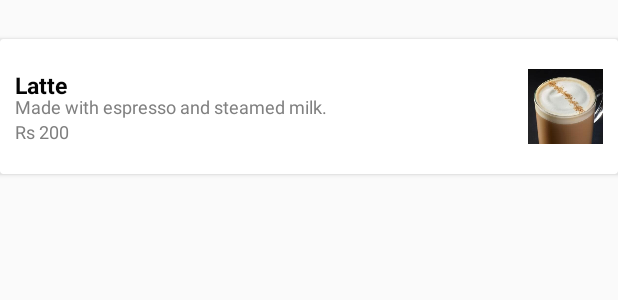
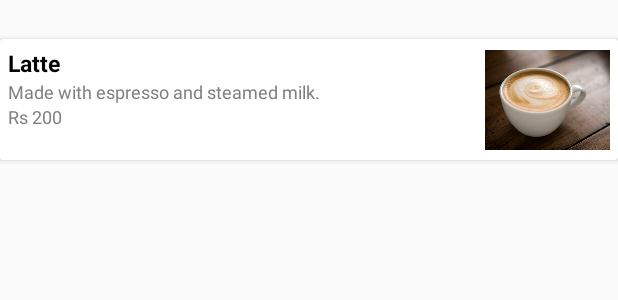
Before and after one commit to pavithra91/Menu.lkApp, an Android app: the layout menu_card.xml on its own in the app's theme, with its tools: preview values and no code run, on a phone screen of 412 x 824 dp. Shown: the top 300 px of the screen. Run offline under Robolectric (Android 15) with nearby library versions, the phone set to English and light mode, and no system bars; network calls fail.

Commit message:
Layout issues fixed

```diff
--- a/app/build.gradle
+++ b/app/build.gradle
@@ -36,4 +36,5 @@ dependencies {
     compile 'com.android.volley:volley:1.0.0'
     compile 'com.google.code.gson:gson:2.4'
     compile 'com.squareup.picasso:picasso:2.5.2'
+    compile 'com.cepheuen.elegant-number-button:lib:1.0.2'
 }
--- a/app/src/main/res/layout/activity_menu.xml
+++ b/app/src/main/res/layout/activity_menu.xml
@@ -39,8 +39,7 @@
                     android:layout_width="match_parent"
                     android:layout_marginTop="25dp"
                     android:layout_height="wrap_content"
-                    android:layout_alignParentStart="true"
-                    android:layout_below="@+id/linearLayout">
+                    android:layout_alignParentStart="true">
 
                     <ImageView
                         android:id="@+id/overlapImage"
--- a/app/src/main/res/layout/menu_card.xml
+++ b/app/src/main/res/layout/menu_card.xml
@@ -12,7 +12,6 @@
         android:layout_alignParentStart="true"
         android:layout_alignParentTop="true"
         android:layout_marginTop="26dp"
-        android:layout_weight="1"
         android:clickable="true"
         android:foreground="?android:attr/selectableItemBackground"
         android:onClick="Item"
@@ -20,81 +19,77 @@
         card_view:cardCornerRadius="2dp">
 
 
+        <LinearLayout xmlns:android="http://schemas.android.com/apk/res/android"
+            android:id="@+id/linear_layout_card"
+            android:orientation="horizontal"
+            android:layout_width="match_parent"
+            android:layout_height="match_parent"
+            android:weightSum="1.2"
+            android:padding="5dp"> <!-- to show what the parent is -->
+
             <LinearLayout
-            android:id="@+id/linear_layout_card"
+                android:layout_height="wrap_content"
                 android:layout_width="match_parent"
-            android:layout_height="wrap_content"
+                android:layout_weight="0.2"
                 android:orientation="vertical">
-
-            <RelativeLayout
-                android:id="@+id/relativeLayout"
-                android:layout_width="match_parent"
-                android:layout_height="wrap_content"
-                android:layout_alignParentBottom="true"
-                android:layout_alignParentLeft="true"
-                android:layout_alignParentStart="true"
-                android:layout_marginTop="10dp"
-                android:layout_marginBottom="10dp"
-                android:background="#fff"
-                android:orientation="vertical"
-                android:padding="10dp">
-
-                <!-- ListRow Left sied Thumbnail image -->
-
-                <!-- Title Of Song -->
-
-
-                <ImageView
-                    android:id="@+id/list_image"
-                    android:layout_width="50dip"
-                    android:layout_height="50dip"
-                    android:layout_alignParentEnd="true"
-                    android:layout_alignParentRight="true"
-                    android:layout_alignParentTop="true"
-                    android:src="@drawable/latte" />
 
                 <TextView
                     android:id="@+id/item_name"
                     android:layout_width="wrap_content"
                     android:layout_height="wrap_content"
-                    android:layout_alignParentLeft="true"
-                    android:layout_alignParentStart="true"
-                    android:layout_alignParentTop="true"
                     android:text="Latte "
                     android:textColor="#040404"
                     android:textSize="15dip"
                     android:textStyle="bold"
                     android:typeface="sans" />
 
+
+                <LinearLayout
+                    android:layout_height="match_parent"
+                    android:layout_width="match_parent">
+
                     <TextView
                         android:id="@+id/item_description"
                         android:layout_width="wrap_content"
                         android:layout_height="wrap_content"
-                    android:layout_alignParentLeft="true"
-                    android:layout_alignParentStart="true"
-                    android:layout_centerVertical="true"
                         android:layout_gravity="center_horizontal|center_vertical"
-                    android:layout_weight="0.08"
                         android:paddingRight="5dip"
                         android:text="Made with espresso and steamed milk."
                         android:textColor="#808080"
                         android:textSize="12dip" />
+                </LinearLayout>
 
+
+                <LinearLayout
+                    android:layout_height="match_parent"
+                    android:layout_width="match_parent">
                     <TextView
                         android:id="@+id/item_price"
                         android:layout_width="wrap_content"
                         android:layout_height="wrap_content"
-                    android:layout_alignBottom="@+id/list_image"
-                    android:layout_alignParentLeft="true"
-                    android:layout_alignParentStart="true"
                         android:layout_gravity="center_horizontal|center_vertical"
                         android:paddingRight="25dip"
                         android:text="Rs 200"
                         android:textColor="#808080"
                         android:textSize="12dip" />
+                </LinearLayout>
 
-            </RelativeLayout>
             </LinearLayout>
+
+
+
+            <LinearLayout
+                android:layout_height="match_parent"
+                android:layout_width="match_parent"
+                android:layout_weight="1" />
+            <ImageView
+                android:id="@+id/list_image"
+                android:layout_width="100dip"
+                android:layout_height="70dip"
+                android:src="@drawable/cappuccino" />
+        </LinearLayout>
+
+
     </android.support.v7.widget.CardView>
 
 
```
Also changed, not shown: app/src/main/java/com/menulk/app/main/ShopAdapter.java (+5 -2 lines), app/src/main/java/com/menulk/app/menu/MenuItemAdapter.java (+8 -1 lines), app/src/main/java/com/menulk/app/order/OrderActivity.java (+10 -0 lines), app/src/main/res/layout/activity_order.xml (+60 -40 lines). Lines whose indentation alone changed are shown as unchanged.
